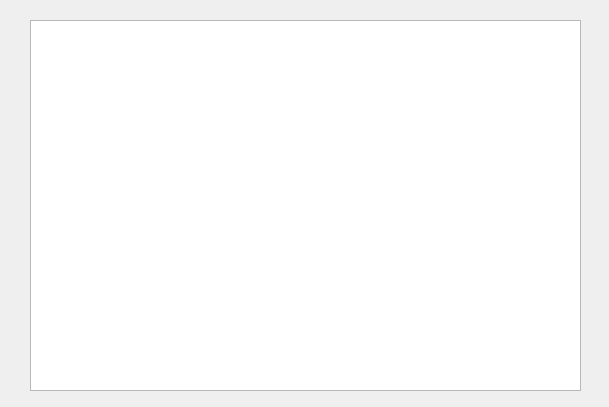
First picture: the form in dialoginfo.ui, repository Soheilnader/TS-Packet-Analyser, before the edit.
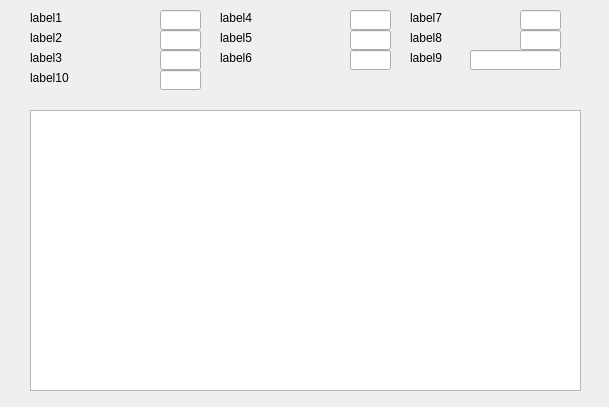
Second picture: the form after the edit.

Patch:
```diff
--- a/dialoginfo.ui
+++ b/dialoginfo.ui
@@ -17,9 +17,9 @@
    <property name="geometry">
     <rect>
      <x>30</x>
-     <y>20</y>
+     <y>110</y>
      <width>551</width>
-     <height>371</height>
+     <height>281</height>
     </rect>
    </property>
    <property name="editTriggers">
@@ -35,6 +35,266 @@
     <bool>true</bool>
    </property>
   </widget>
+  <widget class="QLabel" name="label1">
+   <property name="geometry">
+    <rect>
+     <x>30</x>
+     <y>10</y>
+     <width>51</width>
+     <height>16</height>
+    </rect>
+   </property>
+   <property name="text">
+    <string>label1</string>
+   </property>
+  </widget>
+  <widget class="QLabel" name="label2">
+   <property name="geometry">
+    <rect>
+     <x>30</x>
+     <y>30</y>
+     <width>121</width>
+     <height>16</height>
+    </rect>
+   </property>
+   <property name="text">
+    <string>label2</string>
+   </property>
+  </widget>
+  <widget class="QLabel" name="label3">
+   <property name="geometry">
+    <rect>
+     <x>30</x>
+     <y>50</y>
+     <width>121</width>
+     <height>16</height>
+    </rect>
+   </property>
+   <property name="text">
+    <string>label3</string>
+   </property>
+  </widget>
+  <widget class="QLabel" name="label4">
+   <property name="geometry">
+    <rect>
+     <x>220</x>
+     <y>10</y>
+     <width>111</width>
+     <height>16</height>
+    </rect>
+   </property>
+   <property name="text">
+    <string>label4</string>
+   </property>
+  </widget>
+  <widget class="QLabel" name="label6">
+   <property name="geometry">
+    <rect>
+     <x>220</x>
+     <y>50</y>
+     <width>121</width>
+     <height>16</height>
+    </rect>
+   </property>
+   <property name="text">
+    <string>label6</string>
+   </property>
+  </widget>
+  <widget class="QLabel" name="label5">
+   <property name="geometry">
+    <rect>
+     <x>220</x>
+     <y>30</y>
+     <width>121</width>
+     <height>16</height>
+    </rect>
+   </property>
+   <property name="text">
+    <string>label5</string>
+   </property>
+  </widget>
+  <widget class="QLabel" name="label7">
+   <property name="geometry">
+    <rect>
+     <x>410</x>
+     <y>10</y>
+     <width>81</width>
+     <height>16</height>
+    </rect>
+   </property>
+   <property name="text">
+    <string>label7</string>
+   </property>
+  </widget>
+  <widget class="QLabel" name="label9">
+   <property name="geometry">
+    <rect>
+     <x>410</x>
+     <y>50</y>
+     <width>121</width>
+     <height>16</height>
+    </rect>
+   </property>
+   <property name="text">
+    <string>label9</string>
+   </property>
+  </widget>
+  <widget class="QLabel" name="label8">
+   <property name="geometry">
+    <rect>
+     <x>410</x>
+     <y>30</y>
+     <width>121</width>
+     <height>16</height>
+    </rect>
+   </property>
+   <property name="text">
+    <string>label8</string>
+   </property>
+  </widget>
+  <widget class="QLineEdit" name="entry1">
+   <property name="geometry">
+    <rect>
+     <x>160</x>
+     <y>10</y>
+     <width>41</width>
+     <height>20</height>
+    </rect>
+   </property>
+   <property name="readOnly">
+    <bool>true</bool>
+   </property>
+  </widget>
+  <widget class="QLineEdit" name="entry2">
+   <property name="geometry">
+    <rect>
+     <x>160</x>
+     <y>30</y>
+     <width>41</width>
+     <height>20</height>
+    </rect>
+   </property>
+   <property name="readOnly">
+    <bool>true</bool>
+   </property>
+  </widget>
+  <widget class="QLineEdit" name="entry3">
+   <property name="geometry">
+    <rect>
+     <x>160</x>
+     <y>50</y>
+     <width>41</width>
+     <height>20</height>
+    </rect>
+   </property>
+   <property name="readOnly">
+    <bool>true</bool>
+   </property>
+  </widget>
+  <widget class="QLineEdit" name="entry5">
+   <property name="geometry">
+    <rect>
+     <x>350</x>
+     <y>30</y>
+     <width>41</width>
+     <height>20</height>
+    </rect>
+   </property>
+   <property name="readOnly">
+    <bool>true</bool>
+   </property>
+  </widget>
+  <widget class="QLineEdit" name="entry4">
+   <property name="geometry">
+    <rect>
+     <x>350</x>
+     <y>10</y>
+     <width>41</width>
+     <height>20</height>
+    </rect>
+   </property>
+   <property name="readOnly">
+    <bool>true</bool>
+   </property>
+  </widget>
+  <widget class="QLineEdit" name="entry6">
+   <property name="geometry">
+    <rect>
+     <x>350</x>
+     <y>50</y>
+     <width>41</width>
+     <height>20</height>
+    </rect>
+   </property>
+   <property name="readOnly">
+    <bool>true</bool>
+   </property>
+  </widget>
+  <widget class="QLineEdit" name="entry8">
+   <property name="geometry">
+    <rect>
+     <x>520</x>
+     <y>30</y>
+     <width>41</width>
+     <height>20</height>
+    </rect>
+   </property>
+   <property name="readOnly">
+    <bool>true</bool>
+   </property>
+  </widget>
+  <widget class="QLineEdit" name="entry7">
+   <property name="geometry">
+    <rect>
+     <x>520</x>
+     <y>10</y>
+     <width>41</width>
+     <height>20</height>
+    </rect>
+   </property>
+   <property name="readOnly">
+    <bool>true</bool>
+   </property>
+  </widget>
+  <widget class="QLineEdit" name="entry9">
+   <property name="geometry">
+    <rect>
+     <x>470</x>
+     <y>50</y>
+     <width>91</width>
+     <height>20</height>
+    </rect>
+   </property>
+   <property name="readOnly">
+    <bool>true</bool>
+   </property>
+  </widget>
+  <widget class="QLabel" name="label10">
+   <property name="geometry">
+    <rect>
+     <x>30</x>
+     <y>70</y>
+     <width>121</width>
+     <height>16</height>
+    </rect>
+   </property>
+   <property name="text">
+    <string>label10</string>
+   </property>
+  </widget>
+  <widget class="QLineEdit" name="entry10">
+   <property name="geometry">
+    <rect>
+     <x>160</x>
+     <y>70</y>
+     <width>41</width>
+     <height>20</height>
+    </rect>
+   </property>
+   <property name="readOnly">
+    <bool>true</bool>
+   </property>
+  </widget>
  </widget>
  <resources/>
  <connections/>
```
